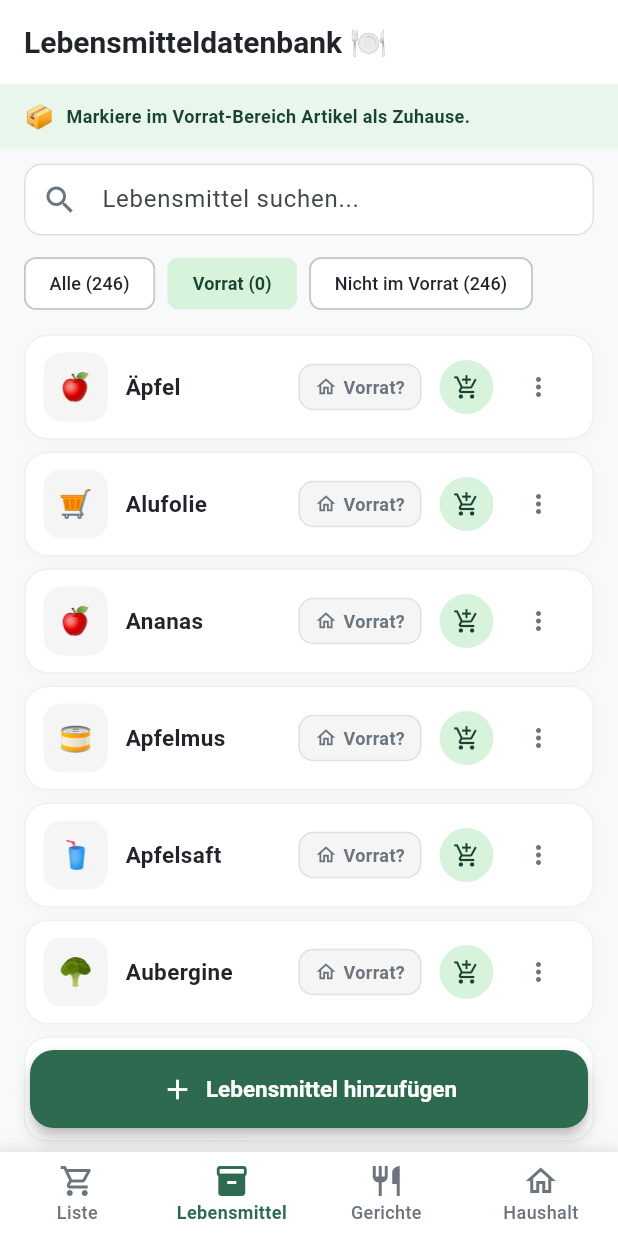
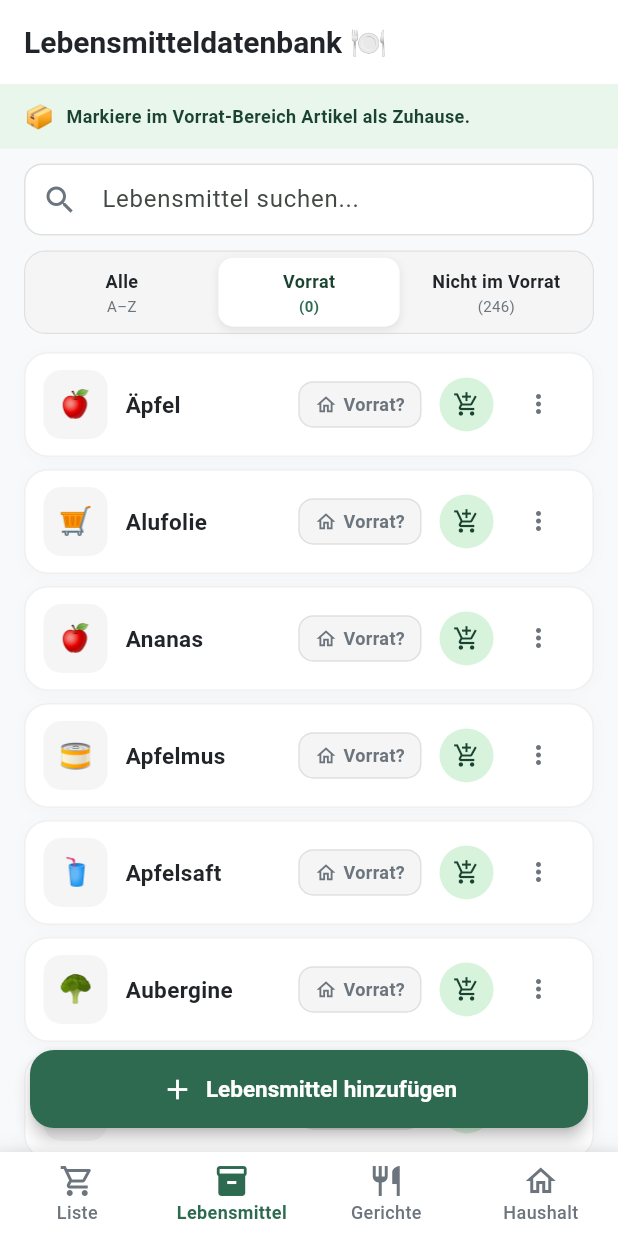
Before and after one commit to x4rinia/Dino_food, a Flutter app: the screen it shows after launch, item 2 of the bottom bar chosen, on a phone screen of 412 x 824 dp. Run offline on Flutter 3.47's test engine with Material 3 defaults, Android fonts, the phone set to English and light mode, and no system bars; our stand-ins replace flutter_dotenv, image_picker, supabase_flutter; accounts and stored records are empty.

Commit message:
Update FoodsScreen with 3 compact sort tabs and refined quick-add logic (Version 3.0)

```diff
--- a/lib/screens/foods/foods_screen.dart
+++ b/lib/screens/foods/foods_screen.dart
@@ -38,6 +38,59 @@ class _FoodsScreenState extends State<FoodsScreen> {
     setState(() {
       _sessionStockSnapshot = Set<String>.from(stockProvider.inStockFoodIds);
     });
+  }
+
+  Widget _buildSortTab({
+    required String label,
+    required String subtitle,
+    required bool isSelected,
+    required VoidCallback onTap,
+  }) {
+    return InkWell(
+      onTap: onTap,
+      borderRadius: BorderRadius.circular(10),
+      child: AnimatedContainer(
+        duration: const Duration(milliseconds: 150),
+        padding: const EdgeInsets.symmetric(vertical: 7),
+        decoration: BoxDecoration(
+          color: isSelected ? Colors.white : Colors.transparent,
+          borderRadius: BorderRadius.circular(10),
+          boxShadow: isSelected
+              ? [
+                  BoxShadow(
+                    color: Colors.black.withValues(alpha: 0.08),
+                    blurRadius: 4,
+                    offset: const Offset(0, 2),
+                  ),
+                ]
+              : [],
+        ),
+        child: Column(
+          mainAxisSize: MainAxisSize.min,
+          children: [
+            Text(
+              label,
+              style: TextStyle(
+                fontSize: 12,
+                fontWeight: isSelected ? FontWeight.w700 : FontWeight.w600,
+                color: isSelected ? AppTheme.primaryDark : AppTheme.textDark,
+              ),
+              maxLines: 1,
+              overflow: TextOverflow.ellipsis,
+            ),
+            const SizedBox(height: 1),
+            Text(
+              subtitle,
+              style: TextStyle(
+                fontSize: 10,
+                fontWeight: isSelected ? FontWeight.w600 : FontWeight.w400,
+                color: isSelected ? AppTheme.primaryGreen : AppTheme.textMuted,
+              ),
+            ),
+          ],
+        ),
+      ),
+    );
   }
 
   @override
@@ -176,103 +229,67 @@ class _FoodsScreenState extends State<FoodsScreen> {
             ),
           ),
 
-          // 3 Sort Tabs (Alle / Vorrat / Nicht im Vorrat)
+          // 3 Segmented Sort Tabs (Alle / Vorrat / Nicht im Vorrat)
           Padding(
-            padding: const EdgeInsets.symmetric(horizontal: 16.0, vertical: 4.0),
+            padding: const EdgeInsets.symmetric(horizontal: 16.0, vertical: 6.0),
+            child: Container(
+              padding: const EdgeInsets.all(4),
+              decoration: BoxDecoration(
+                color: Colors.grey.shade100,
+                borderRadius: BorderRadius.circular(14),
+                border: Border.all(color: Colors.grey.shade300, width: 0.8),
+              ),
               child: Row(
                 children: [
                   Expanded(
-                  child: SingleChildScrollView(
-                    scrollDirection: Axis.horizontal,
-                    child: Row(
-                      children: [
-                        FilterChip(
-                          selected: _sortMode == FoodSortMode.alphabetical,
-                          label: Text('Alle (${filteredFoods.length})'),
-                          selectedColor: AppTheme.primarySoft,
-                          checkmarkColor: AppTheme.primaryDark,
-                          showCheckmark: false,
-                          labelStyle: TextStyle(
-                            fontSize: 12,
-                            color: _sortMode == FoodSortMode.alphabetical
-                                ? AppTheme.primaryDark
-                                : AppTheme.textDark,
-                            fontWeight: _sortMode == FoodSortMode.alphabetical
-                                ? FontWeight.w700
-                                : FontWeight.w500,
-                          ),
-                          onSelected: (selected) {
-                            if (selected) {
+                    child: _buildSortTab(
+                      label: 'Alle',
+                      subtitle: 'A–Z',
+                      isSelected: _sortMode == FoodSortMode.alphabetical,
+                      onTap: () {
                         setState(() {
                           _sortMode = FoodSortMode.alphabetical;
                           _sessionStockSnapshot = Set<String>.from(
                             stockProvider.inStockFoodIds,
                           );
                         });
-                            }
                       },
                     ),
-                        const SizedBox(width: 8),
-                        FilterChip(
-                          selected: _sortMode == FoodSortMode.inStockFirst,
-                          label: Text('Vorrat ($visibleStockCount)'),
-                          selectedColor: AppTheme.primarySoft,
-                          checkmarkColor: AppTheme.primaryDark,
-                          showCheckmark: false,
-                          labelStyle: TextStyle(
-                            fontSize: 12,
-                            color: _sortMode == FoodSortMode.inStockFirst
-                                ? AppTheme.primaryDark
-                                : AppTheme.textDark,
-                            fontWeight: _sortMode == FoodSortMode.inStockFirst
-                                ? FontWeight.w700
-                                : FontWeight.w500,
                   ),
-                          onSelected: (selected) {
-                            if (selected) {
+                  const SizedBox(width: 4),
+                  Expanded(
+                    child: _buildSortTab(
+                      label: 'Vorrat',
+                      subtitle: '($visibleStockCount)',
+                      isSelected: _sortMode == FoodSortMode.inStockFirst,
+                      onTap: () {
                         setState(() {
                           _sortMode = FoodSortMode.inStockFirst;
                           _sessionStockSnapshot = Set<String>.from(
                             stockProvider.inStockFoodIds,
                           );
                         });
-                            }
                       },
                     ),
-                        const SizedBox(width: 8),
-                        FilterChip(
-                          selected: _sortMode == FoodSortMode.notInStockFirst,
-                          label: Text(
-                            'Nicht im Vorrat (${filteredFoods.length - visibleStockCount})',
                   ),
-                          selectedColor: AppTheme.primarySoft,
-                          checkmarkColor: AppTheme.primaryDark,
-                          showCheckmark: false,
-                          labelStyle: TextStyle(
-                            fontSize: 12,
-                            color: _sortMode == FoodSortMode.notInStockFirst
-                                ? AppTheme.primaryDark
-                                : AppTheme.textDark,
-                            fontWeight: _sortMode == FoodSortMode.notInStockFirst
-                                ? FontWeight.w700
-                                : FontWeight.w500,
-                          ),
-                          onSelected: (selected) {
-                            if (selected) {
+                  const SizedBox(width: 4),
+                  Expanded(
+                    child: _buildSortTab(
+                      label: 'Nicht im Vorrat',
+                      subtitle: '(${filteredFoods.length - visibleStockCount})',
+                      isSelected: _sortMode == FoodSortMode.notInStockFirst,
+                      onTap: () {
                         setState(() {
                           _sortMode = FoodSortMode.notInStockFirst;
                           _sessionStockSnapshot = Set<String>.from(
                             stockProvider.inStockFoodIds,
                           );
                         });
-                            }
                       },
+                    ),
                   ),
                 ],
               ),
-                  ),
-                ),
-              ],
             ),
           ),
 
```
Also changed, not shown: 1 other file. Lines whose indentation alone changed are shown as unchanged.
